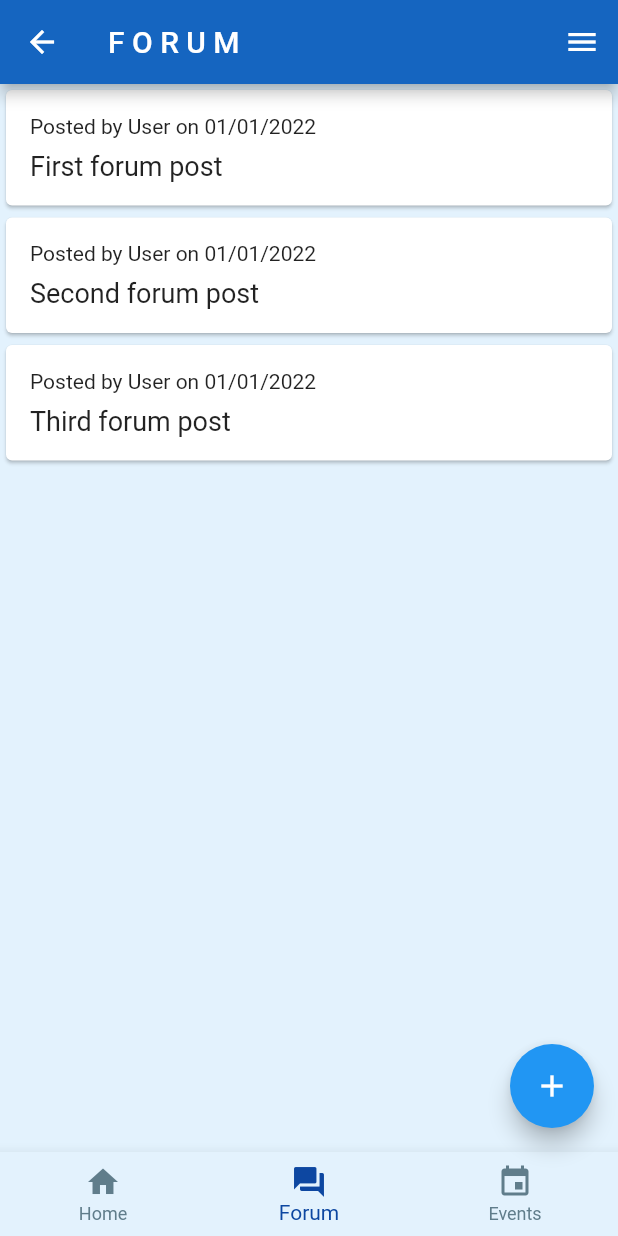
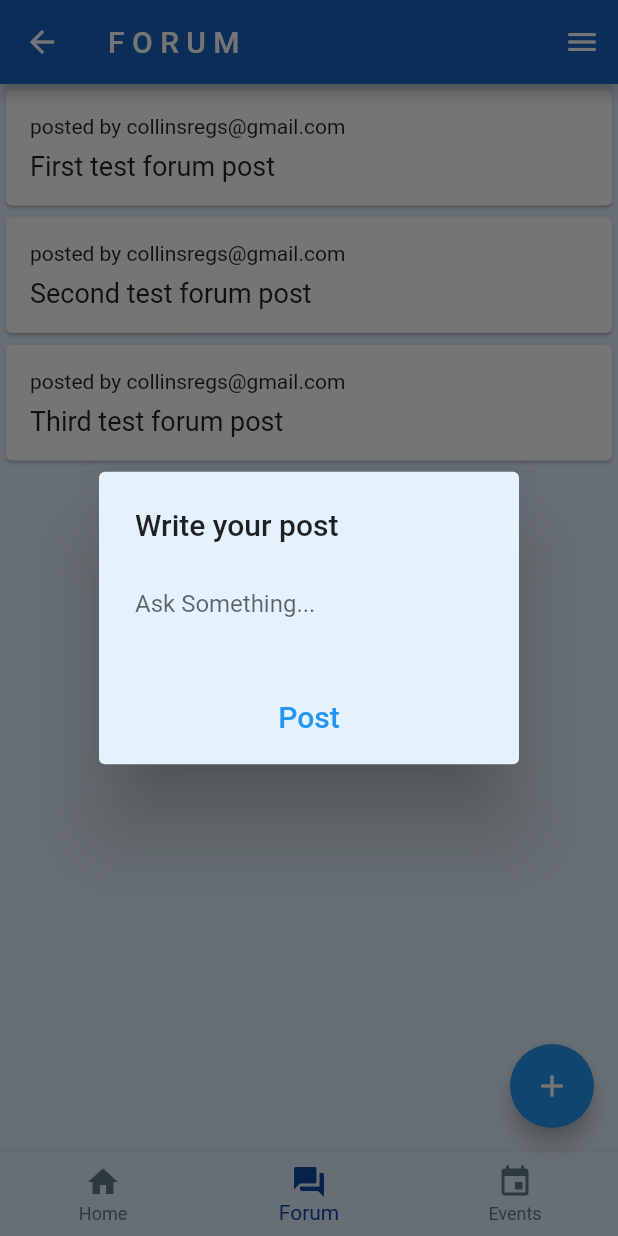
Before and after one commit to collinsregs/cit_club, a Flutter app: the ForumView screen opened directly, item 2 of the bottom bar chosen, after a tap on the "add" icon, on a phone screen of 412 x 824 dp. Run offline on Flutter 3.47's test engine with Material 2 defaults, Android fonts, the phone set to English and light mode, and no system bars; our stand-ins replace cloud_firestore, firebase_auth, firebase_core, firebase_storage, google_fonts; missing offline and left inert: firebase_app_check; accounts and stored records are empty; network calls fail.

Commit message:
finally a full project ready for presentation

```diff
--- a/lib/main.dart
+++ b/lib/main.dart
@@ -6,6 +6,8 @@ import 'package:cit_club/services/database.dart';
 import 'package:cit_club/services/events_database.dart';
 import 'package:cit_club/services/news_from_firebase.dart';
 import 'package:cit_club/services/testTryForEventNewsPages.dart';
+import 'package:cit_club/views/events_view.dart';
+import 'package:cit_club/views/forum_view.dart';
 
 import 'package:cit_club/views/home_page.dart';
 import 'package:cit_club/views/login_view.dart';
@@ -34,7 +36,7 @@ class MyApp extends StatelessWidget {
   Widget build(BuildContext context) {
     return MaterialApp(
       title: 'CIT club app',
-      home: HomePage(),
+      home: MainPage(),
       theme: ThemeData(
         primarySwatch: Colors.blue,
       ),
@@ -47,7 +49,6 @@ class MainPage extends StatelessWidget {
 
   @override
   Widget build(BuildContext context) {
-    print(UserCredential);
     initializeFirebase() async {
       await Firebase.initializeApp(
         options: DefaultFirebaseOptions.currentPlatform,
--- a/lib/resources/bottom_nav.dart
+++ b/lib/resources/bottom_nav.dart
@@ -46,8 +46,8 @@ class BottomNavState extends State<BottomNav> {
             context, MaterialPageRoute(builder: (context) => const HomePage()));
         break;
       case 1:
-        Navigator.pushReplacement(context,
-            MaterialPageRoute(builder: (context) => const ForumView()));
+        Navigator.pushReplacement(
+            context, MaterialPageRoute(builder: (context) => ForumView()));
         break;
       case 2:
         Navigator.pushReplacement(context,
--- a/lib/views/forum_view.dart
+++ b/lib/views/forum_view.dart
@@ -1,11 +1,12 @@
 import 'package:cit_club/resources/app_drawer.dart';
 import 'package:cit_club/resources/bottom_nav.dart';
+import 'package:firebase_auth/firebase_auth.dart';
 import 'package:flutter/material.dart';
 import 'package:flutter/src/widgets/framework.dart';
 import 'package:flutter/src/widgets/placeholder.dart';
 
 class ForumView extends StatefulWidget {
-  const ForumView({super.key});
+  ForumView({super.key});
 
   @override
   State<ForumView> createState() => _ForumViewState();
@@ -13,17 +14,88 @@ class ForumView extends StatefulWidget {
 
 class _ForumViewState extends State<ForumView> {
   List<String> _forumPosts = [
-    'First forum post',
-    'Second forum post',
-    'Third forum post',
+    'First test forum post',
+    'Second test forum post',
+    'Third test forum post',
   ];
+  late final TextEditingController post;
+  getUserEmail() async {
+    User? user = FirebaseAuth.instance.currentUser;
+    String? email;
+    if (user != null) {
+      email = user.email..toString();
+    } else {
+      email = 'null';
+    }
+    String finalString = 'Posted by ${email}';
+    return finalString;
+  }
+
+  @override
+  void initState() {
+    //textfield controllers
+    post = TextEditingController();
+    super.initState();
+  }
+
+  @override
+  void dispose() {
+    //clearing controllers from memory
+    post.dispose();
+
+    super.dispose();
+  }
+
+  enterForumPost(context) {
+    return () {
+      showDialog(
+        context: context,
+        builder: (BuildContext context) {
+          return Container(
+            width: MediaQuery.of(context).size.width,
+            child: AlertDialog(
+              backgroundColor: Colors.blue[50],
+              title: const Text('Write your post'),
+              content: Container(
+                width: double.infinity,
+                height: 40,
+                color: Colors.blue[150],
+                child: TextField(
+                  controller: post,
+                  decoration: const InputDecoration(
+                      border: InputBorder.none, hintText: 'Ask Something...'),
+                ),
+              ),
+              actions: <Widget>[
+                Center(
+                  child: TextButton(
+                    child: const Text(
+                      'Post',
+                      style: TextStyle(fontSize: 20),
+                    ),
+                    onPressed: () {
+                      setState(() {
+                        _forumPosts.add(post.text);
+                      });
+                      Navigator.of(context).pop();
+                      post.text = '';
+                    },
+                  ),
+                ),
+              ],
+            ),
+          );
+        },
+      );
+    };
+  }
 
   @override
   Widget build(BuildContext context) {
     return Scaffold(
       backgroundColor: Colors.blue[50],
       appBar: AppBar(
-        title: Text('F O R U M'),
+        title: const Text('F O R U M'),
         backgroundColor: Colors.blue[800],
       ),
       endDrawer: MyAppDrawer(),
@@ -33,13 +105,14 @@ class _ForumViewState extends State<ForumView> {
         itemBuilder: (context, index) {
           return Card(
             child: Padding(
-              padding: EdgeInsets.all(16.0),
+              padding: const EdgeInsets.all(16.0),
               child: Column(
                 crossAxisAlignment: CrossAxisAlignment.start,
                 children: <Widget>[
-                  Text('Posted by User on 01/01/2022'),
-                  SizedBox(height: 8.0),
-                  Text(_forumPosts[index], style: TextStyle(fontSize: 18.0)),
+                  const Text('posted by collinsregs@gmail.com'),
+                  const SizedBox(height: 8.0),
+                  Text(_forumPosts[index],
+                      style: const TextStyle(fontSize: 18.0)),
                 ],
               ),
             ),
@@ -47,10 +120,8 @@ class _ForumViewState extends State<ForumView> {
         },
       ),
       floatingActionButton: FloatingActionButton(
-        child: Icon(Icons.add),
-        onPressed: () {
-          //  Navigate to the add forum post screen
-        },
+        child: const Icon(Icons.add),
+        onPressed: enterForumPost(context),
       ),
     );
   }
```
Also changed, not shown: lib/services/database.dart (+105 -2 lines), lib/services/events_database.dart (+120 -40 lines), lib/services/testTryForEventNewsPages.dart (+3 -29 lines), lib/views/login_view.dart (+0 -15 lines).
